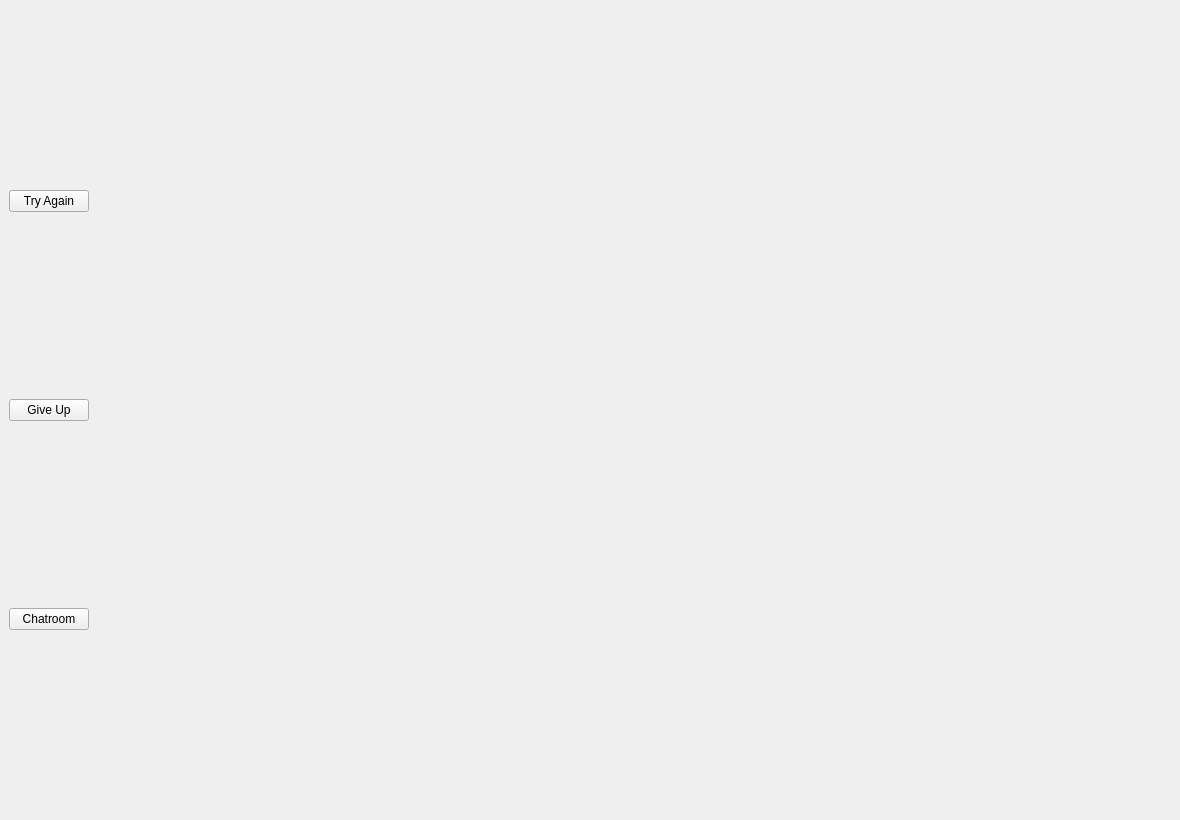
First picture: the form in mainwindow.ui, repository CoderBak/Surakarta-client, before the edit.
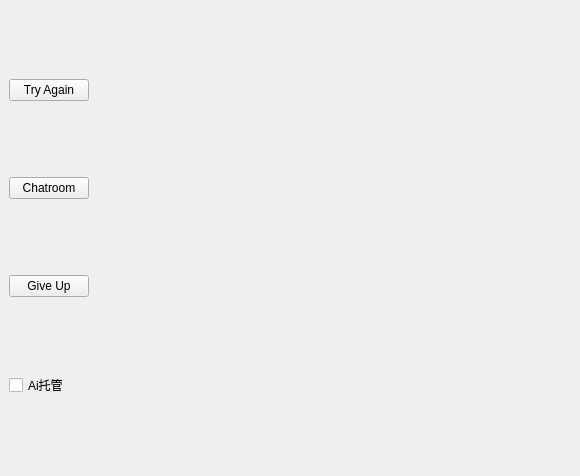
Second picture: the form after the edit.

The edit to the form file:
```diff
--- a/mainwindow.ui
+++ b/mainwindow.ui
@@ -6,8 +6,8 @@
    <rect>
     <x>0</x>
     <y>0</y>
-    <width>1180</width>
-    <height>820</height>
+    <width>580</width>
+    <height>476</height>
    </rect>
   </property>
   <property name="windowTitle">
@@ -28,19 +28,6 @@
       </property>
      </widget>
     </item>
-    <item>
-     <widget class="QPushButton" name="giveUpButton">
-      <property name="sizePolicy">
-       <sizepolicy hsizetype="Fixed" vsizetype="Fixed">
-        <horstretch>0</horstretch>
-        <verstretch>0</verstretch>
-       </sizepolicy>
-      </property>
-      <property name="text">
-       <string>Give Up</string>
-      </property>
-     </widget>
-    </item>
     <item>
      <widget class="QPushButton" name="openChatroomButton">
       <property name="sizePolicy">
@@ -54,6 +41,35 @@
       </property>
      </widget>
     </item>
+    <item>
+     <widget class="QPushButton" name="giveUpButton">
+      <property name="sizePolicy">
+       <sizepolicy hsizetype="Fixed" vsizetype="Fixed">
+        <horstretch>0</horstretch>
+        <verstretch>0</verstretch>
+       </sizepolicy>
+      </property>
+      <property name="text">
+       <string>Give Up</string>
+      </property>
+     </widget>
+    </item>
+    <item>
+     <widget class="QCheckBox" name="Altrusteeship">
+      <property name="enabled">
+       <bool>true</bool>
+      </property>
+      <property name="sizePolicy">
+       <sizepolicy hsizetype="Fixed" vsizetype="Fixed">
+        <horstretch>0</horstretch>
+        <verstretch>0</verstretch>
+       </sizepolicy>
+      </property>
+      <property name="text">
+       <string>Ai托管</string>
+      </property>
+     </widget>
+    </item>
    </layout>
   </widget>
  </widget>
```
